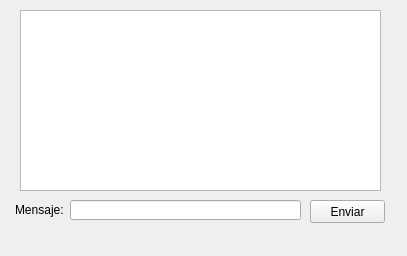
Old version of the form ui/mainWindow.ui in the repository SusPedro/guiservidorchat.
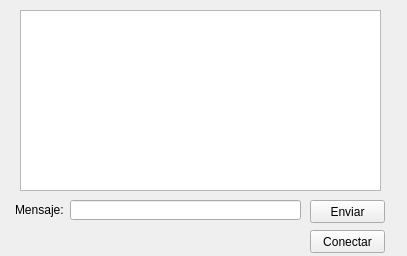
New version of the form.

The edit to the form file:
```diff
--- a/ui/mainWindow.ui
+++ b/ui/mainWindow.ui
@@ -60,6 +60,19 @@
      </rect>
     </property>
    </widget>
+   <widget class="QPushButton" name="btCon">
+    <property name="geometry">
+     <rect>
+      <x>310</x>
+      <y>230</y>
+      <width>75</width>
+      <height>23</height>
+     </rect>
+    </property>
+    <property name="text">
+     <string>Conectar</string>
+    </property>
+   </widget>
   </widget>
  </widget>
  <resources/>
```
